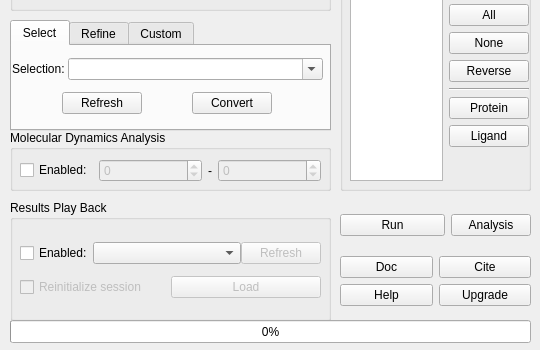
YaoYinYing/caver-pymol-plugin, file Caver4/ui/caver.ui: the form before one commit; both pictures show x 0 to 540 and y 200 to 550 of the 540 by 550 pixel window.
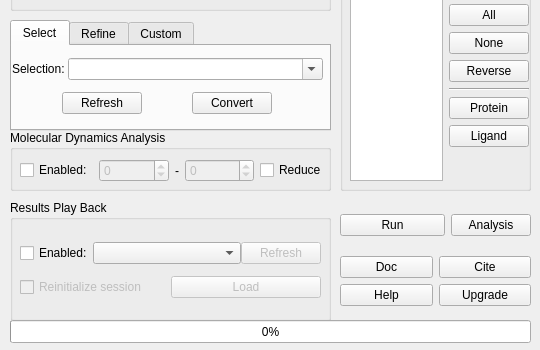
The form after the commit.

What changed in the file:
```diff
--- a/Caver4/ui/caver.ui
+++ b/Caver4/ui/caver.ui
@@ -513,7 +513,7 @@
      <rect>
       <x>10</x>
       <y>20</y>
-      <width>301</width>
+      <width>307</width>
       <height>41</height>
      </rect>
     </property>
@@ -587,6 +587,13 @@
          </property>
         </widget>
        </item>
+       <item>
+        <widget class="QCheckBox" name="checkBox_reduceMD_Input">
+         <property name="text">
+          <string>Reduce</string>
+         </property>
+        </widget>
+       </item>
       </layout>
      </item>
     </layout>
```
